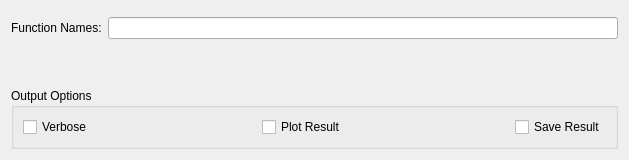
The window that Code/Mantid/MantidQt/CustomInterfaces/inc/MantidQtCustomInterfaces/MolDyn.ui (mantidproject/mantid) describes before a commit, drawn with Qt 5.
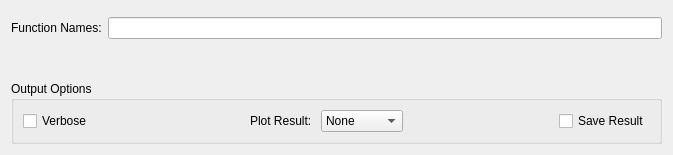
The same window after the commit. Custom widgets are drawn as their Qt base class.

Patch:
```diff
--- a/Code/Mantid/MantidQt/CustomInterfaces/inc/MantidQtCustomInterfaces/MolDyn.ui
+++ b/Code/Mantid/MantidQt/CustomInterfaces/inc/MantidQtCustomInterfaces/MolDyn.ui
@@ -6,8 +6,8 @@
    <rect>
     <x>0</x>
     <y>0</y>
-    <width>629</width>
-    <height>160</height>
+    <width>673</width>
+    <height>155</height>
    </rect>
   </property>
   <property name="windowTitle">
@@ -102,12 +102,36 @@
        </spacer>
       </item>
       <item>
-       <widget class="QCheckBox" name="chkPlot">
+       <widget class="QLabel" name="lblPlot">
         <property name="text">
-         <string>Plot Result</string>
+         <string>Plot Result: </string>
         </property>
        </widget>
       </item>
+      <item>
+       <widget class="QComboBox" name="cbPlot">
+        <item>
+         <property name="text">
+          <string>None</string>
+         </property>
+        </item>
+        <item>
+         <property name="text">
+          <string>Spectrum</string>
+         </property>
+        </item>
+        <item>
+         <property name="text">
+          <string>Contour</string>
+         </property>
+        </item>
+        <item>
+         <property name="text">
+          <string>Both</string>
+         </property>
+        </item>
+       </widget>
+      </item>
       <item>
        <spacer name="horizontalSpacer_18">
         <property name="orientation">
```
